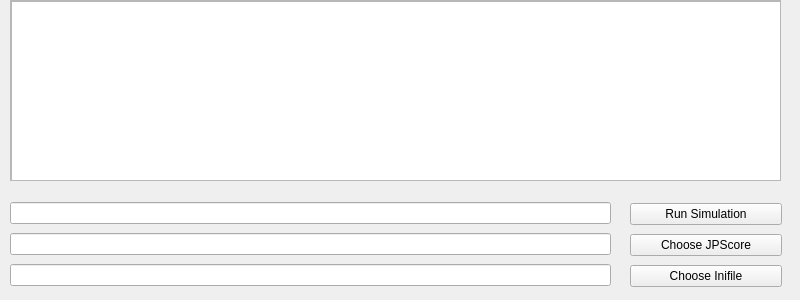
The window that forms/runningwidget.ui (JuPedSim/jpseditor) describes before a commit, drawn with Qt 5.
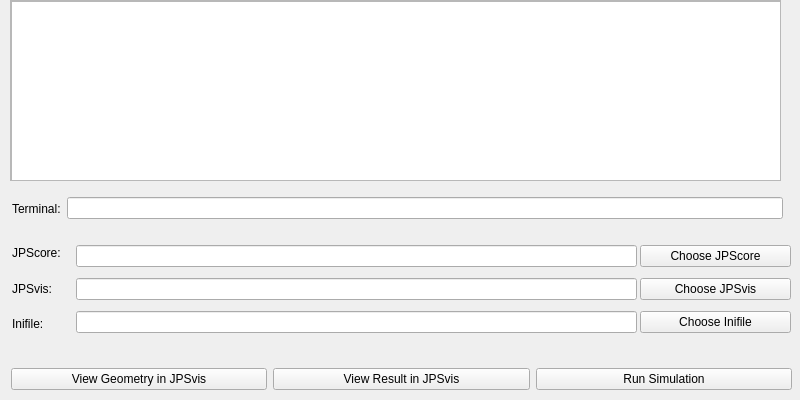
The same window after the commit.

Commit message:
Redesign the running widget
- Add JPSvis path
- Add buttons for JPSvis

The edit to the form file:
```diff
--- a/forms/runningwidget.ui
+++ b/forms/runningwidget.ui
@@ -7,7 +7,7 @@
     <x>0</x>
     <y>0</y>
     <width>800</width>
-    <height>300</height>
+    <height>400</height>
    </rect>
   </property>
   <property name="sizePolicy">
@@ -19,7 +19,7 @@
   <property name="minimumSize">
    <size>
     <width>800</width>
-    <height>300</height>
+    <height>400</height>
    </size>
   </property>
   <property name="windowTitle">
@@ -61,13 +61,27 @@
   <widget class="QWidget" name="">
    <property name="geometry">
     <rect>
-     <x>630</x>
-     <y>200</y>
-     <width>152</width>
-     <height>91</height>
+     <x>11</x>
+     <y>363</y>
+     <width>781</width>
+     <height>32</height>
     </rect>
    </property>
-   <layout class="QVBoxLayout" name="verticalLayout">
+   <layout class="QHBoxLayout" name="horizontalLayout_5">
+    <item>
+     <widget class="QPushButton" name="pushButton">
+      <property name="text">
+       <string>View Geometry in JPSvis</string>
+      </property>
+     </widget>
+    </item>
+    <item>
+     <widget class="QPushButton" name="pushButton_2">
+      <property name="text">
+       <string>View Result in JPSvis</string>
+      </property>
+     </widget>
+    </item>
     <item>
      <widget class="QPushButton" name="pushButton_run">
       <property name="text">
@@ -75,6 +89,18 @@
       </property>
      </widget>
     </item>
+   </layout>
+  </widget>
+  <widget class="QWidget" name="">
+   <property name="geometry">
+    <rect>
+     <x>640</x>
+     <y>240</y>
+     <width>151</width>
+     <height>100</height>
+    </rect>
+   </property>
+   <layout class="QVBoxLayout" name="verticalLayout">
     <item>
      <widget class="QPushButton" name="pushButton_chooseJPScore">
       <property name="text">
@@ -82,6 +108,13 @@
       </property>
      </widget>
     </item>
+    <item>
+     <widget class="QPushButton" name="pushButton_chooseJPSvis">
+      <property name="text">
+       <string>Choose JPSvis</string>
+      </property>
+     </widget>
+    </item>
     <item>
      <widget class="QPushButton" name="pushButton_chooseInifle">
       <property name="text">
@@ -94,24 +127,79 @@
   <widget class="QWidget" name="">
    <property name="geometry">
     <rect>
-     <x>10</x>
-     <y>199</y>
-     <width>601</width>
-     <height>91</height>
+     <x>12</x>
+     <y>197</y>
+     <width>771</width>
+     <height>23</height>
     </rect>
    </property>
-   <layout class="QVBoxLayout" name="verticalLayout_2">
+   <layout class="QHBoxLayout" name="horizontalLayout">
+    <item>
+     <widget class="QLabel" name="label">
+      <property name="text">
+       <string>Terminal:</string>
+      </property>
+     </widget>
+    </item>
     <item>
      <widget class="QLineEdit" name="lineEdit_cmd"/>
     </item>
+   </layout>
+  </widget>
+  <widget class="QWidget" name="">
+   <property name="geometry">
+    <rect>
+     <x>76</x>
+     <y>240</y>
+     <width>561</width>
+     <height>101</height>
+    </rect>
+   </property>
+   <layout class="QVBoxLayout" name="verticalLayout_2">
     <item>
      <widget class="QLineEdit" name="lineEdit_JPScore"/>
     </item>
+    <item>
+     <widget class="QLineEdit" name="lineEdit_JPSvis"/>
+    </item>
     <item>
      <widget class="QLineEdit" name="lineEdit_inifile"/>
     </item>
    </layout>
   </widget>
+  <widget class="QWidget" name="">
+   <property name="geometry">
+    <rect>
+     <x>12</x>
+     <y>238</y>
+     <width>56</width>
+     <height>101</height>
+    </rect>
+   </property>
+   <layout class="QVBoxLayout" name="verticalLayout_3">
+    <item>
+     <widget class="QLabel" name="label_2">
+      <property name="text">
+       <string>JPScore:</string>
+      </property>
+     </widget>
+    </item>
+    <item>
+     <widget class="QLabel" name="label_4">
+      <property name="text">
+       <string>JPSvis:</string>
+      </property>
+     </widget>
+    </item>
+    <item>
+     <widget class="QLabel" name="label_3">
+      <property name="text">
+       <string>Inifile:</string>
+      </property>
+     </widget>
+    </item>
+   </layout>
+  </widget>
  </widget>
  <resources/>
  <connections/>
```
